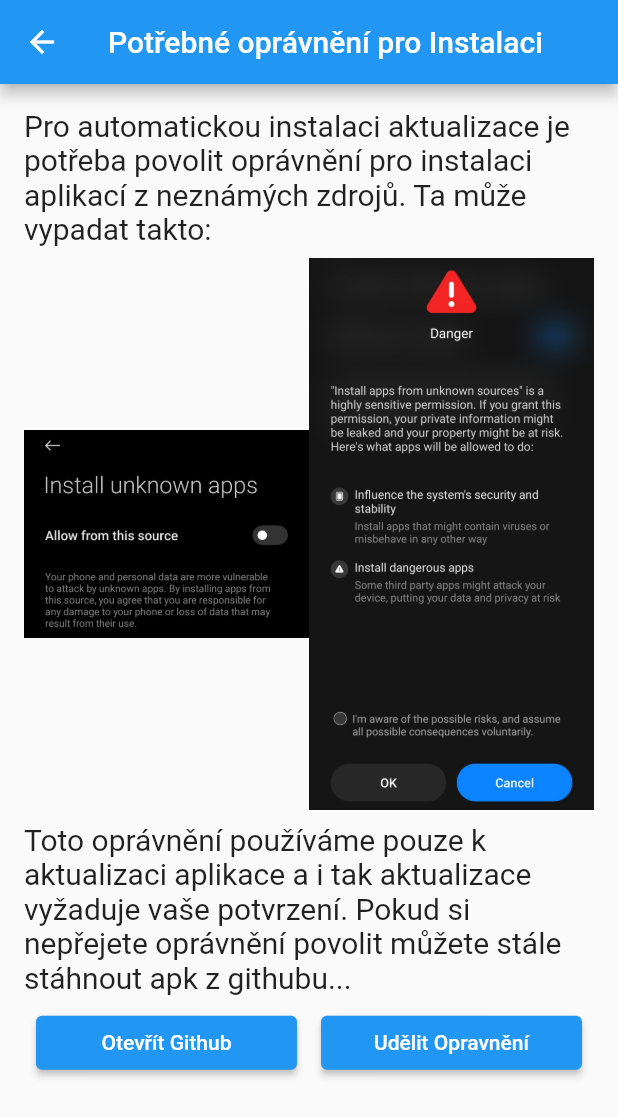
After one commit to App-Elevate/AUT.aplikace-legacy, a Flutter app: the NeededInstallPermissionPage screen opened directly, on a phone screen of 412 x 824 dp. The commit adds this screen. Shown: the top 1117 px of the screen. Run offline on Flutter 3.47's test engine with Material 2 defaults, Android fonts, the phone set to English and light mode, and no system bars; our stand-ins replace device_info_plus, dio, flutter_secure_storage, flutter_widget_from_html, fluttertoast, package_info and 2 more; missing offline and left inert: canteenlib, install_plugin, markdown; accounts and stored records are empty; network calls fail.

Commit message:
práce na automatických aktualizacích, přidány klíče

```diff
--- a/lib/classes_enums/all.dart
+++ b/lib/classes_enums/all.dart
@@ -11,8 +11,12 @@ class Ordering {
 class ReleaseInfo {
   ReleaseInfo({
     required this.isAndroid,
+    this.latestVersion,
+    this.downloadUrl,
+    this.changelog,
+    this.currentlyLatestVersion,
   });
-  String? version;
+  String? latestVersion;
   String? downloadUrl;
   String? changelog;
   bool? currentlyLatestVersion;
--- a/lib/main.dart
+++ b/lib/main.dart
@@ -1,6 +1,4 @@
 //other imports from current project
-import "package:autojidelna/methods_vars/auto_updater.dart";
-
 import "every_import.dart";
 
 void main() async {
@@ -83,6 +81,7 @@ class LoggingInWidget extends StatelessWidget {
               future: initCanteen(),
               builder: (context, snapshot) {
                 if (snapshot.connectionState == ConnectionState.done) {
+                  Future.delayed(Duration.zero, () => newUpdateDialog(context));
                   late final Canteen canteen;
                   try {
                     canteen = snapshot.data as Canteen;
--- a/lib/methods_vars/all.dart
+++ b/lib/methods_vars/all.dart
@@ -1,2 +1,4 @@
 export 'icanteen.dart';
 export 'widgets_tracking.dart';
+export 'auto_updater.dart';
+export 'new_release_download.dart';
--- /dev/null
+++ b/lib/pages/needed_install_permission.dart
@@ -0,0 +1,52 @@
+import 'package:autojidelna/every_import.dart';
+
+class NeededInstallPermissionPage extends StatelessWidget {
+  const NeededInstallPermissionPage({super.key});
+
+  @override
+  Widget build(BuildContext context) {
+    return Scaffold(
+      appBar: AppBar(
+        title: const Text('Potřebné oprávnění pro Instalaci'),
+      ),
+      body: Padding(
+        padding: const EdgeInsets.all(16),
+        child: SingleChildScrollView(
+          child: Column(children: [
+            const Text('Pro automatickou instalaci aktualizace je potřeba povolit oprávnění pro instalaci aplikací z neznámých zdrojů. Ta může vypadat takto:', style: TextStyle(fontSize: 20),),
+            Padding(
+              padding: const EdgeInsets.fromLTRB(0, 8, 0, 8),
+              child: Row(
+                children: [
+                  Expanded(child: Image.asset('assets/images/install_permission.jpg')),
+                  Expanded(child: Image.asset('assets/images/install_permission_danger.jpg')),
+                ],
+              ),
+            ),
+            const Text('Toto oprávnění používáme pouze k aktualizaci aplikace a i tak aktualizace vyžaduje vaše potvrzení. Pokud si nepřejete oprávnění povolit můžete stále stáhnout apk z githubu...', style: TextStyle(fontSize: 20),),
+            Row(
+              children: [
+                Expanded(child: Padding(
+                  padding: const EdgeInsets.all(8.0),
+                  child: ElevatedButton(onPressed: () {
+                      launchUrl(
+                      Uri.parse("https://github.com/tpkowastaken/autojidelna/releases/tag/v${releaseInfo.latestVersion}"),
+                      mode: LaunchMode.externalApplication);
+                    Navigator.of(context).pop();
+                  }, child: const Text('Otevřít Github')),
+                )),
+                Expanded(child: Padding(
+                  padding: const EdgeInsets.all(8.0),
+                  child: ElevatedButton(onPressed: () {
+                    Navigator.of(context).pop();
+                    Permission.requestInstallPackages.request();
+                    }, child: const Text('Udělit Opravnění')),
+                ))
+              ],
+            )
+          ]),
+        ),
+      ),
+    );
+  }
+}
--- a/lib/shared_widgets/all.dart
+++ b/lib/shared_widgets/all.dart
@@ -1,2 +1,3 @@
 export 'snackbar.dart';
 export 'navigation_drawer.dart';
+export 'update_popup.dart';
```
Also changed, not shown: lib/every_import.dart (+9 -0 lines), lib/methods_vars/auto_updater.dart (+29 -11 lines), lib/methods_vars/new_release_download.dart (added, +53 -0 lines), lib/shared_widgets/snackbar.dart (+54 -0 lines), lib/shared_widgets/update_popup.dart (added, +72 -0 lines), pubspec.yaml (+7 -0 lines), assets/images/install_permission.jpg (added), assets/images/install_permission_danger.jpg (added), pubspec.lock, 7 other files.
